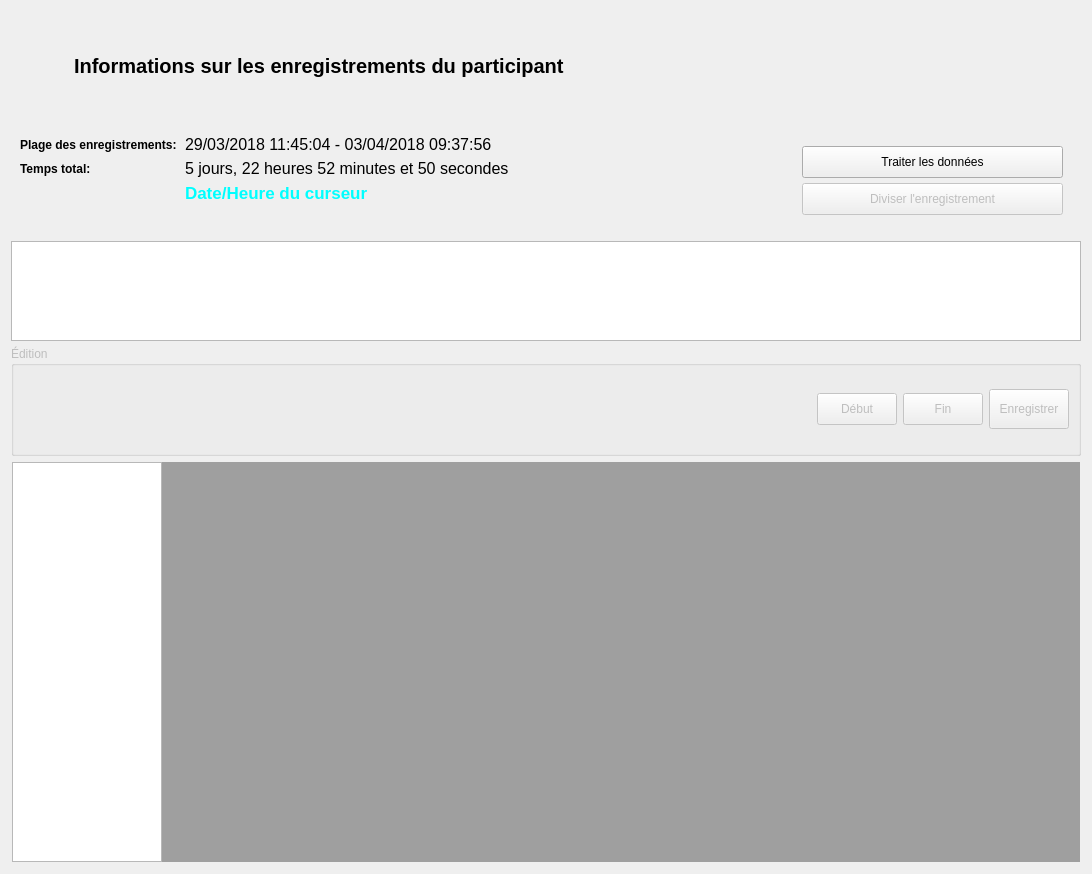
This is python/resources/ui/RecordsetWidget.ui in introlab/OpenIMU as Qt 5 draws it before an edit. The edited form follows.
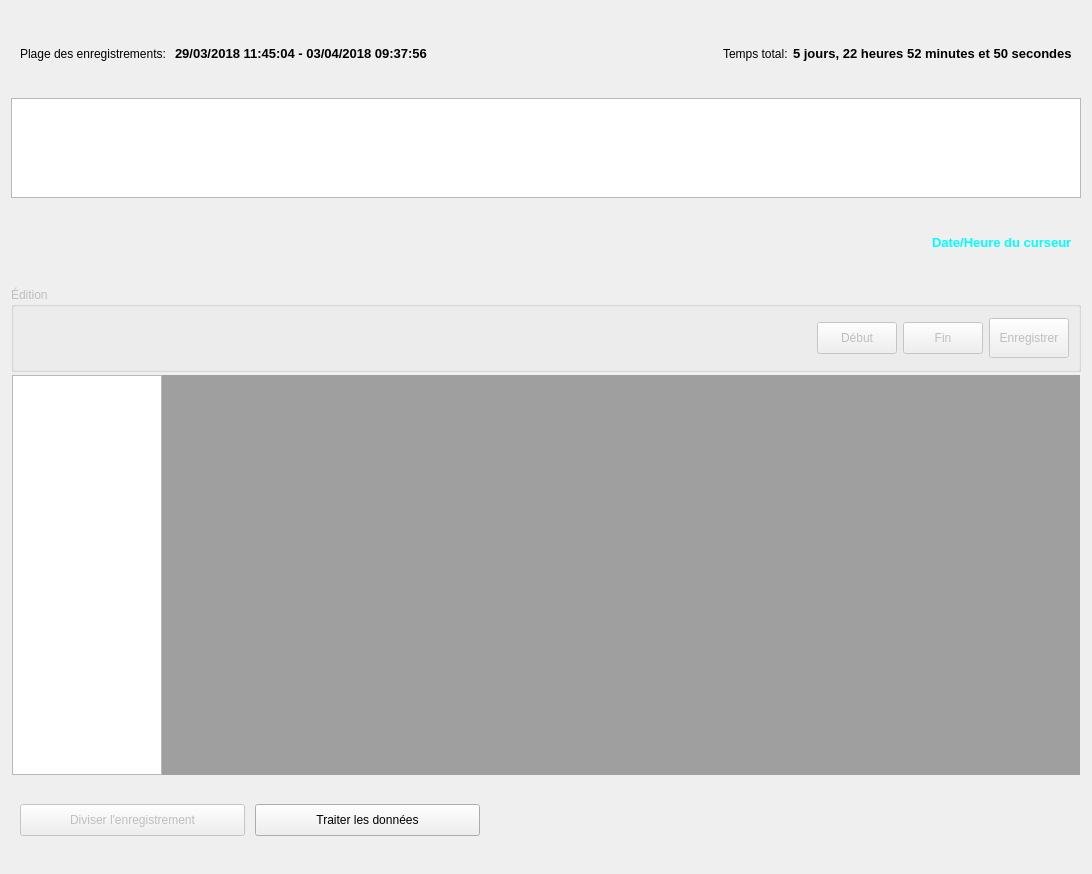
This is the edited form. Icons and pictures are not drawn. Custom widgets are drawn as their Qt base class.

Commit message: Refs #24 - Work started on data visualization UI to maximize available space. Added ability to hide the dataset menu (on the left).

What changed in the file:
```diff
--- a/python/resources/ui/RecordsetWidget.ui
+++ b/python/resources/ui/RecordsetWidget.ui
@@ -28,48 +28,8 @@
   </property>
   <layout class="QVBoxLayout" name="verticalLayout">
    <property name="spacing">
-    <number>5</number>
+    <number>2</number>
    </property>
-   <item>
-    <widget class="QFrame" name="frameTitle">
-     <layout class="QHBoxLayout" name="horizontalLayout_2">
-      <item>
-       <widget class="QLabel" name="lblIcon">
-        <property name="maximumSize">
-         <size>
-          <width>48</width>
-          <height>48</height>
-         </size>
-        </property>
-        <property name="text">
-         <string/>
-        </property>
-        <property name="pixmap">
-         <pixmap resource="../core.qrc">:/OpenIMU/icons/records.png</pixmap>
-        </property>
-        <property name="scaledContents">
-         <bool>true</bool>
-        </property>
-       </widget>
-      </item>
-      <item>
-       <widget class="QLabel" name="lblInfos">
-        <property name="font">
-         <font>
-          <pointsize>15</pointsize>
-          <weight>75</weight>
-          <italic>false</italic>
-          <bold>true</bold>
-         </font>
-        </property>
-        <property name="text">
-         <string>Informations sur les enregistrements du participant</string>
-        </property>
-       </widget>
-      </item>
-     </layout>
-    </widget>
-   </item>
    <item>
     <widget class="QFrame" name="frameInfos">
      <property name="enabled">
@@ -80,125 +40,43 @@
        <number>5</number>
       </property>
       <item>
-       <layout class="QFormLayout" name="formLayout">
-        <property name="fieldGrowthPolicy">
-         <enum>QFormLayout::ExpandingFieldsGrow</enum>
+       <widget class="QLabel" name="lblTotal">
+        <property name="sizePolicy">
+         <sizepolicy hsizetype="Maximum" vsizetype="Preferred">
+          <horstretch>0</horstretch>
+          <verstretch>0</verstretch>
+         </sizepolicy>
         </property>
-        <property name="horizontalSpacing">
-         <number>5</number>
+        <property name="font">
+         <font>
+          <weight>50</weight>
+          <bold>false</bold>
+         </font>
         </property>
-        <property name="verticalSpacing">
-         <number>5</number>
+        <property name="text">
+         <string>Plage des enregistrements: </string>
         </property>
-        <item row="0" column="0">
-         <widget class="QLabel" name="lblTotal">
-          <property name="sizePolicy">
-           <sizepolicy hsizetype="Maximum" vsizetype="Preferred">
-            <horstretch>0</horstretch>
-            <verstretch>0</verstretch>
-           </sizepolicy>
-          </property>
-          <property name="font">
-           <font>
-            <weight>75</weight>
-            <bold>true</bold>
-           </font>
-          </property>
-          <property name="text">
-           <string>Plage des enregistrements: </string>
-          </property>
-         </widget>
-        </item>
-        <item row="0" column="1">
-         <widget class="QLabel" name="lblTotalValue">
-          <property name="sizePolicy">
-           <sizepolicy hsizetype="Preferred" vsizetype="Minimum">
-            <horstretch>0</horstretch>
-            <verstretch>0</verstretch>
-           </sizepolicy>
-          </property>
-          <property name="font">
-           <font>
-            <pointsize>12</pointsize>
-            <weight>50</weight>
-            <bold>false</bold>
-           </font>
-          </property>
-          <property name="text">
-           <string>29/03/2018 11:45:04 - 03/04/2018 09:37:56</string>
-          </property>
-         </widget>
-        </item>
-        <item row="1" column="0">
-         <widget class="QLabel" name="lblDuration">
-          <property name="sizePolicy">
-           <sizepolicy hsizetype="Maximum" vsizetype="Preferred">
-            <horstretch>0</horstretch>
-            <verstretch>0</verstretch>
-           </sizepolicy>
-          </property>
-          <property name="font">
-           <font>
-            <weight>75</weight>
-            <bold>true</bold>
-           </font>
-          </property>
-          <property name="text">
-           <string>Temps total:</string>
-          </property>
-         </widget>
-        </item>
-        <item row="1" column="1">
-         <widget class="QLabel" name="lblDurationValue">
-          <property name="sizePolicy">
-           <sizepolicy hsizetype="Preferred" vsizetype="Minimum">
-            <horstretch>0</horstretch>
-            <verstretch>0</verstretch>
-           </sizepolicy>
-          </property>
-          <property name="font">
-           <font>
-            <pointsize>12</pointsize>
-            <weight>50</weight>
-            <bold>false</bold>
-           </font>
-          </property>
-          <property name="text">
-           <string>5 jours, 22 heures 52 minutes et 50 secondes</string>
-          </property>
-         </widget>
-        </item>
-        <item row="2" column="1">
-         <widget class="QLabel" name="lblCursorTime">
-          <property name="font">
-           <font>
-            <pointsize>13</pointsize>
-            <weight>75</weight>
-            <bold>true</bold>
-           </font>
-          </property>
-          <property name="text">
-           <string>Date/Heure du curseur</string>
-          </property>
-          <property name="alignment">
-           <set>Qt::AlignLeading|Qt::AlignLeft|Qt::AlignVCenter</set>
-          </property>
-         </widget>
-        </item>
-        <item row="2" column="0">
-         <spacer name="horizontalSpacer_3">
-          <property name="orientation">
-           <enum>Qt::Horizontal</enum>
-          </property>
-          <property name="sizeHint" stdset="0">
-           <size>
-            <width>40</width>
-            <height>20</height>
-           </size>
-          </property>
-         </spacer>
-        </item>
-       </layout>
+       </widget>
+      </item>
+      <item>
+       <widget class="QLabel" name="lblTotalValue">
+        <property name="sizePolicy">
+         <sizepolicy hsizetype="Preferred" vsizetype="Minimum">
+          <horstretch>0</horstretch>
+          <verstretch>0</verstretch>
+         </sizepolicy>
+        </property>
+        <property name="font">
+         <font>
+          <pointsize>10</pointsize>
+          <weight>75</weight>
+          <bold>true</bold>
+         </font>
+        </property>
+        <property name="text">
+         <string>29/03/2018 11:45:04 - 03/04/2018 09:37:56</string>
+        </property>
+       </widget>
       </item>
       <item>
        <spacer name="horizontalSpacer_2">
@@ -214,106 +92,42 @@
        </spacer>
       </item>
       <item>
-       <widget class="QFrame" name="frameTools">
+       <widget class="QLabel" name="lblDuration">
         <property name="sizePolicy">
-         <sizepolicy hsizetype="Minimum" vsizetype="Preferred">
+         <sizepolicy hsizetype="Maximum" vsizetype="Preferred">
           <horstretch>0</horstretch>
           <verstretch>0</verstretch>
          </sizepolicy>
         </property>
-        <layout class="QVBoxLayout" name="verticalLayout_3">
-         <property name="spacing">
-          <number>3</number>
-         </property>
-         <item>
-          <widget class="QPushButton" name="btnProcess">
-           <property name="sizePolicy">
-            <sizepolicy hsizetype="MinimumExpanding" vsizetype="Fixed">
-             <horstretch>0</horstretch>
-             <verstretch>0</verstretch>
-            </sizepolicy>
-           </property>
-           <property name="minimumSize">
-            <size>
-             <width>0</width>
-             <height>32</height>
-            </size>
-           </property>
-           <property name="maximumSize">
-            <size>
-             <width>16777215</width>
-             <height>16777215</height>
-            </size>
-           </property>
-           <property name="cursor">
-            <cursorShape>PointingHandCursor</cursorShape>
-           </property>
-           <property name="mouseTracking">
-            <bool>false</bool>
-           </property>
-           <property name="text">
-            <string>Traiter les données</string>
-           </property>
-           <property name="icon">
-            <iconset resource="../core.qrc">
-             <normaloff>:/OpenIMU/icons/results.png</normaloff>:/OpenIMU/icons/results.png</iconset>
-           </property>
-           <property name="iconSize">
-            <size>
-             <width>24</width>
-             <height>24</height>
-            </size>
-           </property>
-           <property name="autoDefault">
-            <bool>false</bool>
-           </property>
-          </widget>
-         </item>
-         <item>
-          <widget class="QPushButton" name="btnStartEdit">
-           <property name="enabled">
-            <bool>false</bool>
-           </property>
-           <property name="sizePolicy">
-            <sizepolicy hsizetype="MinimumExpanding" vsizetype="Fixed">
-             <horstretch>0</horstretch>
-             <verstretch>0</verstretch>
-            </sizepolicy>
-           </property>
-           <property name="minimumSize">
-            <size>
-             <width>0</width>
-             <height>32</height>
-            </size>
-           </property>
-           <property name="maximumSize">
-            <size>
-             <width>16777215</width>
-             <height>16777215</height>
-            </size>
-           </property>
-           <property name="cursor">
-            <cursorShape>PointingHandCursor</cursorShape>
-           </property>
-           <property name="text">
-            <string>Diviser l'enregistrement</string>
-           </property>
-           <property name="icon">
-            <iconset resource="../core.qrc">
-             <normaloff>:/OpenIMU/icons/cut.png</normaloff>:/OpenIMU/icons/cut.png</iconset>
-           </property>
-           <property name="iconSize">
-            <size>
-             <width>24</width>
-             <height>24</height>
-            </size>
-           </property>
-           <property name="checkable">
-            <bool>true</bool>
-           </property>
-          </widget>
-         </item>
-        </layout>
+        <property name="font">
+         <font>
+          <weight>50</weight>
+          <bold>false</bold>
+         </font>
+        </property>
+        <property name="text">
+         <string>Temps total:</string>
+        </property>
+       </widget>
+      </item>
+      <item>
+       <widget class="QLabel" name="lblDurationValue">
+        <property name="sizePolicy">
+         <sizepolicy hsizetype="Preferred" vsizetype="Minimum">
+          <horstretch>0</horstretch>
+          <verstretch>0</verstretch>
+         </sizepolicy>
+        </property>
+        <property name="font">
+         <font>
+          <pointsize>10</pointsize>
+          <weight>75</weight>
+          <bold>true</bold>
+         </font>
+        </property>
+        <property name="text">
+         <string>5 jours, 22 heures 52 minutes et 50 secondes</string>
+        </property>
        </widget>
       </item>
      </layout>
@@ -353,6 +167,42 @@
      </property>
     </widget>
    </item>
+   <item>
+    <widget class="QFrame" name="frameCursor">
+     <layout class="QHBoxLayout" name="horizontalLayout">
+      <item>
+       <spacer name="horizontalSpacer_4">
+        <property name="orientation">
+         <enum>Qt::Horizontal</enum>
+        </property>
+        <property name="sizeHint" stdset="0">
+         <size>
+          <width>40</width>
+          <height>20</height>
+         </size>
+        </property>
+       </spacer>
+      </item>
+      <item>
+       <widget class="QLabel" name="lblCursorTime">
+        <property name="font">
+         <font>
+          <pointsize>10</pointsize>
+          <weight>75</weight>
+          <bold>true</bold>
+         </font>
+        </property>
+        <property name="text">
+         <string>Date/Heure du curseur</string>
+        </property>
+        <property name="alignment">
+         <set>Qt::AlignLeading|Qt::AlignLeft|Qt::AlignVCenter</set>
+        </property>
+       </widget>
+      </item>
+     </layout>
+    </widget>
+   </item>
    <item>
     <widget class="QGroupBox" name="grpSubRecord">
      <property name="enabled">
@@ -564,6 +414,122 @@
      </layout>
     </widget>
    </item>
+   <item>
+    <widget class="QFrame" name="frameTools">
+     <property name="sizePolicy">
+      <sizepolicy hsizetype="Minimum" vsizetype="Preferred">
+       <horstretch>0</horstretch>
+       <verstretch>0</verstretch>
+      </sizepolicy>
+     </property>
+     <layout class="QHBoxLayout" name="horizontalLayout_2">
+      <property name="spacing">
+       <number>10</number>
+      </property>
+      <item>
+       <widget class="QPushButton" name="btnStartEdit">
+        <property name="enabled">
+         <bool>false</bool>
+        </property>
+        <property name="sizePolicy">
+         <sizepolicy hsizetype="Maximum" vsizetype="Fixed">
+          <horstretch>0</horstretch>
+          <verstretch>0</verstretch>
+         </sizepolicy>
+        </property>
+        <property name="minimumSize">
+         <size>
+          <width>225</width>
+          <height>32</height>
+         </size>
+        </property>
+        <property name="maximumSize">
+         <size>
+          <width>16777215</width>
+          <height>16777215</height>
+         </size>
+        </property>
+        <property name="cursor">
+         <cursorShape>PointingHandCursor</cursorShape>
+        </property>
+        <property name="text">
+         <string>Diviser l'enregistrement</string>
+        </property>
+        <property name="icon">
+         <iconset resource="../core.qrc">
+          <normaloff>:/OpenIMU/icons/cut.png</normaloff>:/OpenIMU/icons/cut.png</iconset>
+        </property>
+        <property name="iconSize">
+         <size>
+          <width>24</width>
+          <height>24</height>
+         </size>
+        </property>
+        <property name="checkable">
+         <bool>true</bool>
+        </property>
+       </widget>
+      </item>
+      <item>
+       <widget class="QPushButton" name="btnProcess">
+        <property name="sizePolicy">
+         <sizepolicy hsizetype="Maximum" vsizetype="Fixed">
+          <horstretch>0</horstretch>
+          <verstretch>0</verstretch>
+         </sizepolicy>
+        </property>
+        <property name="minimumSize">
+         <size>
+          <width>225</width>
+          <height>32</height>
+         </size>
+        </property>
+        <property name="maximumSize">
+         <size>
+          <width>16777215</width>
+          <height>16777215</height>
+         </size>
+        </property>
+        <property name="cursor">
+         <cursorShape>PointingHandCursor</cursorShape>
+        </property>
+        <property name="mouseTracking">
+         <bool>false</bool>
+        </property>
+        <property name="text">
+         <string>Traiter les données</string>
+        </property>
+        <property name="icon">
+         <iconset resource="../core.qrc">
+          <normaloff>:/OpenIMU/icons/results.png</normaloff>:/OpenIMU/icons/results.png</iconset>
+        </property>
+        <property name="iconSize">
+         <size>
+          <width>24</width>
+          <height>24</height>
+         </size>
+        </property>
+        <property name="autoDefault">
+         <bool>false</bool>
+        </property>
+       </widget>
+      </item>
+      <item>
+       <spacer name="horizontalSpacer_5">
+        <property name="orientation">
+         <enum>Qt::Horizontal</enum>
+        </property>
+        <property name="sizeHint" stdset="0">
+         <size>
+          <width>40</width>
+          <height>20</height>
+         </size>
+        </property>
+       </spacer>
+      </item>
+     </layout>
+    </widget>
+   </item>
   </layout>
  </widget>
  <customwidgets>
```
The commit also changes 3 other files.
